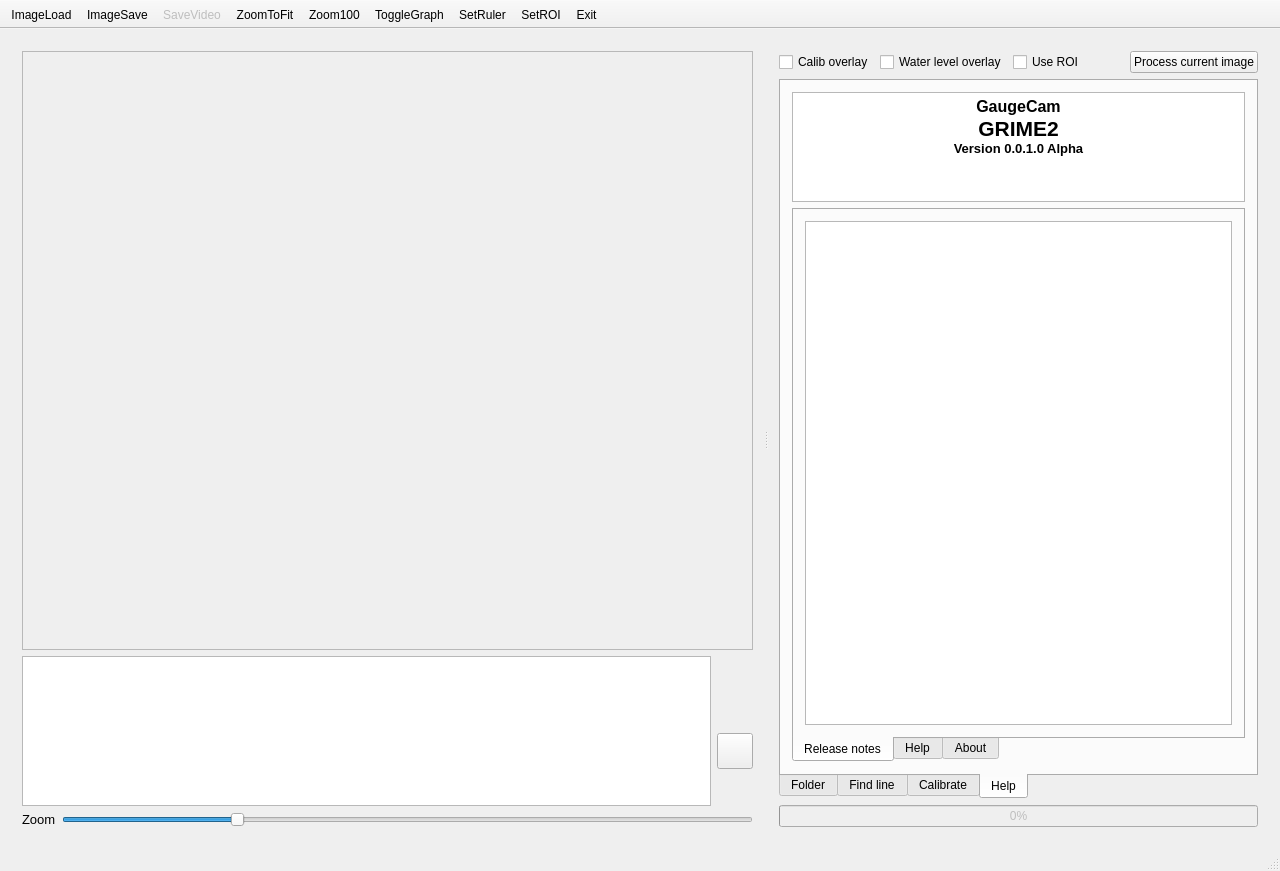
Before: the Qt Designer form gcgui/mainwindow.ui in gaugecam-dev/GRIME2, drawn with Qt 5.
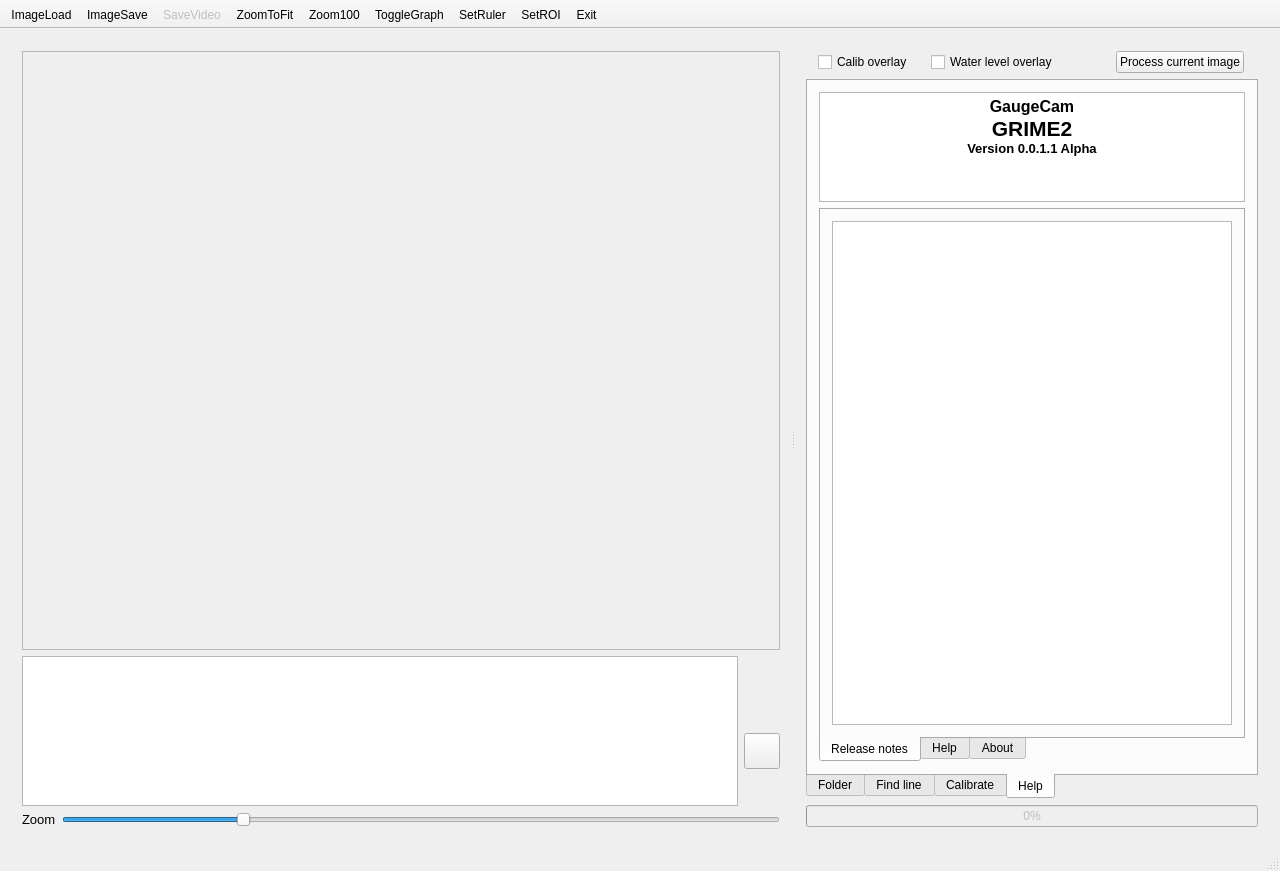
After: the same form once the commit is applied. The open tabs and pages were chosen to show the change. Icons and pictures are not drawn.

Patch:
```diff
--- a/gcgui/mainwindow.ui
+++ b/gcgui/mainwindow.ui
@@ -264,16 +264,6 @@
               </property>
              </widget>
             </item>
-            <item>
-             <widget class="QCheckBox" name="checkBox_useROI">
-              <property name="toolTip">
-               <string>Use Region of Interest (ROI) in calibration and line finding</string>
-              </property>
-              <property name="text">
-               <string>Use ROI</string>
-              </property>
-             </widget>
-            </item>
             <item>
              <spacer name="horizontalSpacer_2">
               <property name="orientation">
@@ -1093,7 +1083,7 @@
 &lt;/style&gt;&lt;/head&gt;&lt;body style=&quot; font-family:'Noto Sans'; font-size:9pt; font-weight:400; font-style:normal;&quot;&gt;
 &lt;p align=&quot;center&quot; style=&quot; margin-top:0px; margin-bottom:0px; margin-left:0px; margin-right:0px; -qt-block-indent:0; text-indent:0px;&quot;&gt;&lt;span style=&quot; font-family:'MS Shell Dlg 2'; font-size:12pt; font-weight:600;&quot;&gt;GaugeCam&lt;/span&gt;&lt;/p&gt;
 &lt;p align=&quot;center&quot; style=&quot; margin-top:0px; margin-bottom:0px; margin-left:0px; margin-right:0px; -qt-block-indent:0; text-indent:0px;&quot;&gt;&lt;span style=&quot; font-family:'MS Shell Dlg 2'; font-size:16pt; font-weight:600;&quot;&gt;GRIME2&lt;/span&gt;&lt;/p&gt;
-&lt;p align=&quot;center&quot; style=&quot; margin-top:0px; margin-bottom:0px; margin-left:0px; margin-right:0px; -qt-block-indent:0; text-indent:0px;&quot;&gt;&lt;span style=&quot; font-family:'MS Shell Dlg 2'; font-size:10pt; font-weight:600;&quot;&gt;Version 0.0.1.0 Alpha&lt;/span&gt;&lt;/p&gt;
+&lt;p align=&quot;center&quot; style=&quot; margin-top:0px; margin-bottom:0px; margin-left:0px; margin-right:0px; -qt-block-indent:0; text-indent:0px;&quot;&gt;&lt;span style=&quot; font-family:'MS Shell Dlg 2'; font-size:10pt; font-weight:600;&quot;&gt;Version 0.0.1.1 Alpha&lt;/span&gt;&lt;/p&gt;
 &lt;p align=&quot;center&quot; style=&quot;-qt-paragraph-type:empty; margin-top:0px; margin-bottom:0px; margin-left:0px; margin-right:0px; -qt-block-indent:0; text-indent:0px; font-family:'MS Shell Dlg 2'; font-size:10pt; font-weight:600;&quot;&gt;&lt;br /&gt;&lt;/p&gt;&lt;/body&gt;&lt;/html&gt;</string>
                 </property>
                </widget>
```
Left out of the diff: 6 changed lines with no effect on the pictures.
